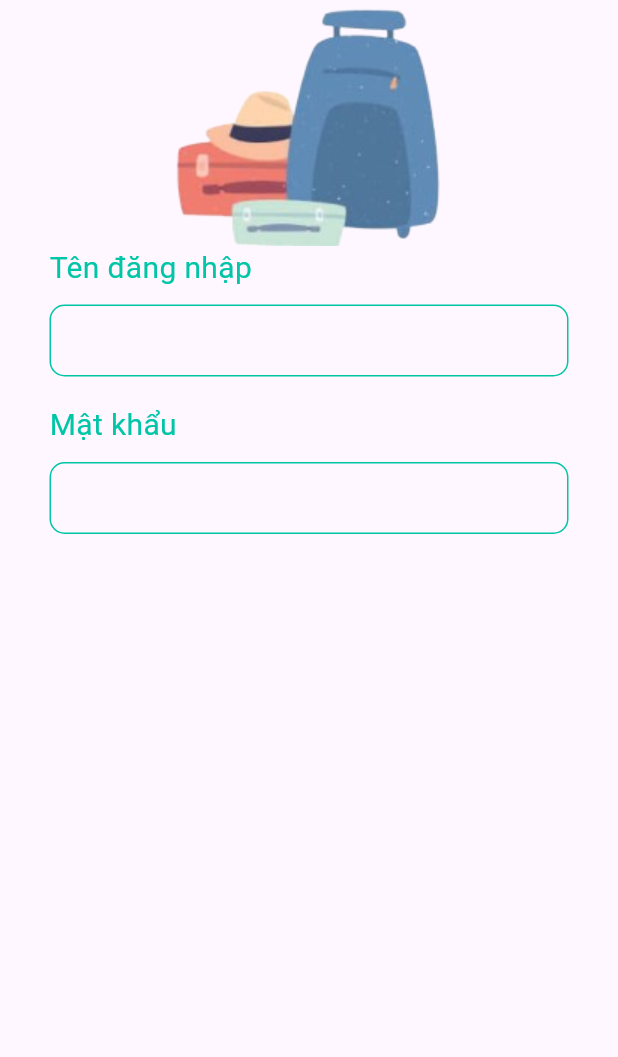
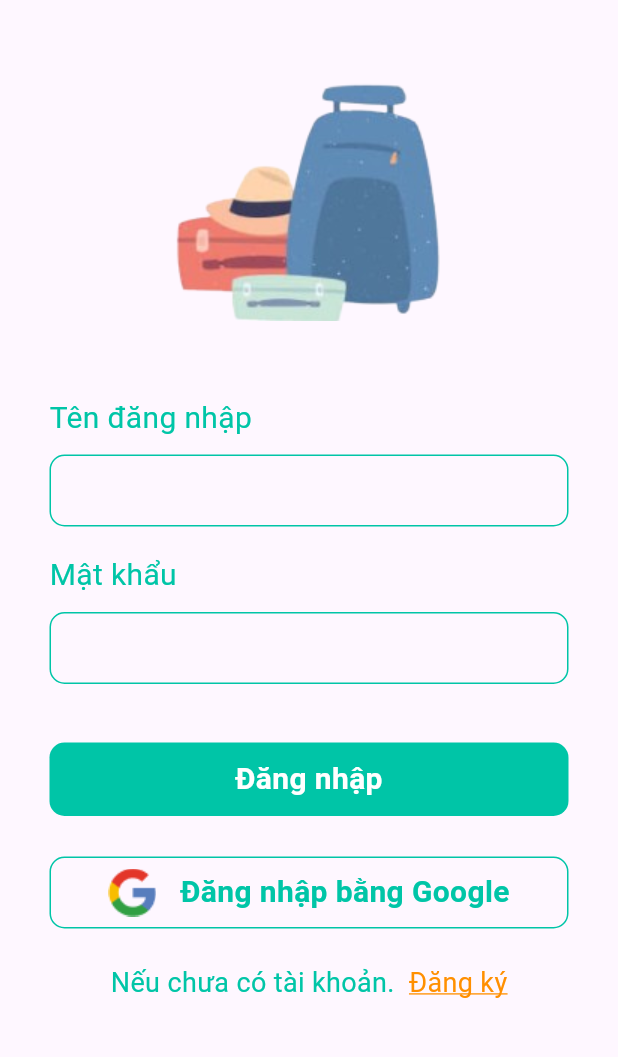
Before and after one commit to hyuniedev/Ryokou, a Flutter app: the screen it shows after launch, after a tap on "Đăng nhập/ Đăng ký", on a phone screen of 412 x 824 dp, the part 150-1207 px from its top. Run offline on Flutter 3.47's test engine with Material 3 defaults, Android fonts, the phone set to English and light mode, and no system bars; our stand-ins replace firebase_core; accounts and stored records are empty; network calls fail.

Commit message:
+ completed login screen

```diff
--- a/ryokou/lib/ui/acc/login.dart
+++ b/ryokou/lib/ui/acc/login.dart
@@ -1,4 +1,5 @@
 import 'package:flutter/material.dart';
+import 'package:ryokou/themes/colors_theme.dart';
 import 'package:ryokou/ui/item/itemField.dart';
 import 'package:ryokou/ui/sections/appbar/top_app_bar.dart';
 
@@ -14,8 +15,7 @@ class Login extends StatelessWidget {
             children: [
               getAppBar(
                 context,
-                Container(
-                  child: Row(
+                Row(
                   mainAxisAlignment: MainAxisAlignment.center,
                   children: [
                     const Text(
@@ -30,16 +30,93 @@ class Login extends StatelessWidget {
                     Image.asset('assets/image/appbar_ryokou.png'),
                   ],
                 ),
-                ),
                 haveLeading: true,
               ),
               Container(
                 padding: const EdgeInsets.symmetric(horizontal: 33),
                 child: Column(
                   children: [
-                    Image.asset('assets/image/login_imgDulich.png'),
+                    Padding(
+                      padding: const EdgeInsets.symmetric(vertical: 50),
+                      child: Image.asset('assets/image/login_imgDulich.png'),
+                    ),
                     ItemField(title: 'Tên đăng nhập'),
-                    ItemField(title: 'Mật khẩu')
+                    ItemField(title: 'Mật khẩu'),
+                    const SizedBox(height: 21),
+                    InkWell(
+                      onTap: () {},
+                      borderRadius: BorderRadius.circular(10),
+                      child: Container(
+                        width: double.infinity,
+                        decoration: BoxDecoration(
+                          color: AppColors.primaryColor,
+                          borderRadius: BorderRadius.circular(10),
+                        ),
+                        padding: const EdgeInsets.symmetric(
+                          vertical: 10,
+                        ),
+                        child: const Center(
+                          child: Text(
+                            'Đăng nhập',
+                            style: TextStyle(
+                              color: Colors.white,
+                              fontSize: 20,
+                              fontWeight: FontWeight.bold,
+                            ),
+                          ),
+                        ),
+                      ),
+                    ),
+                    const SizedBox(height: 27),
+                    InkWell(
+                      borderRadius: BorderRadius.circular(10),
+                      onTap: () {},
+                      child: Container(
+                        padding: const EdgeInsets.symmetric(vertical: 7),
+                        decoration: BoxDecoration(
+                          border: Border.all(color: AppColors.primaryColor),
+                          borderRadius: BorderRadius.circular(10),
+                        ),
+                        child: Row(
+                          mainAxisAlignment: MainAxisAlignment.center,
+                          children: [
+                            Image.asset('assets/image/icon_GG.png'),
+                            const SizedBox(width: 16),
+                            const Text(
+                              'Đăng nhập bằng Google',
+                              style: TextStyle(
+                                  color: AppColors.primaryColor,
+                                  fontSize: 20,
+                                  fontWeight: FontWeight.bold),
+                            ),
+                          ],
+                        ),
+                      ),
+                    ),
+                    const SizedBox(height: 23),
+                    Row(
+                      mainAxisAlignment: MainAxisAlignment.center,
+                      children: [
+                        const Text(
+                          'Nếu chưa có tài khoản.  ',
+                          style: TextStyle(
+                              fontSize: 18, color: AppColors.primaryColor),
+                        ),
+                        InkWell(
+                          highlightColor: Colors.transparent,
+                          splashColor: Colors.transparent,
+                          onTap: () {},
+                          child: Text(
+                            'Đăng ký',
+                            style: TextStyle(
+                                fontSize: 18,
+                                color: Colors.amber[800],
+                                decoration: TextDecoration.underline,
+                                decorationColor: Colors.amber[800]),
+                          ),
+                        )
+                      ],
+                    )
                   ],
                 ),
               )
--- a/ryokou/lib/ui/sections/appbar/top_app_bar.dart
+++ b/ryokou/lib/ui/sections/appbar/top_app_bar.dart
@@ -4,13 +4,13 @@ import 'package:ryokou/themes/colors_theme.dart';
 import 'package:ryokou/ui/acc/login.dart';
 
 PreferredSizeWidget getAppBar(BuildContext context, Widget childAppBar,
-    {bool isHome = false, bool haveLeading = false}) {
+    {bool isHome = false, bool haveLeading = false, double height = 100}) {
   return PreferredSize(
     preferredSize: Size.fromHeight(isHome ? 120 : 100), // chiều cao AppBar
     child: Stack(
       children: [
         Container(
-          height: isHome ? 120 : 100,
+          height: isHome ? 120 : height,
           decoration: const BoxDecoration(
             borderRadius: BorderRadius.only(
               bottomLeft: Radius.circular(30),
```
Also changed, not shown: ryokou/assets/image/icon_GG.png (added), ryokou/lib/ui/acc/signin.dart (added). Lines whose indentation alone changed are shown as unchanged.
